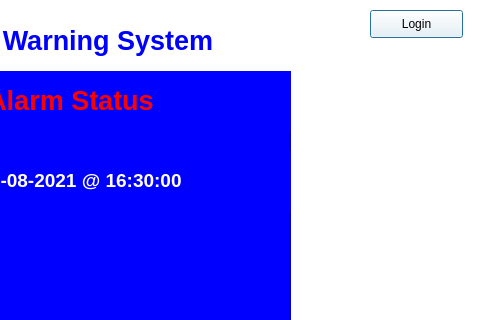
First picture: the form in idleDlg.ui, repository fakhrul/ecoi_tnb_iot, before the edit; both pictures show x 320 to 800 and y 0 to 320 of the 800 by 480 pixel window.
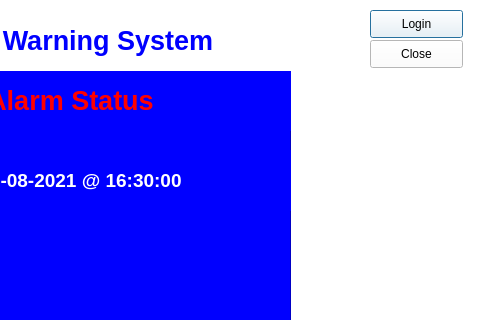
Second picture: the form after the edit. Icons and pictures are not drawn.

Patch:
```diff
--- a/idleDlg.ui
+++ b/idleDlg.ui
@@ -206,6 +206,19 @@
     <string>Network Status: ON</string>
    </property>
   </widget>
+  <widget class="QPushButton" name="pushButtonClose">
+   <property name="geometry">
+    <rect>
+     <x>690</x>
+     <y>40</y>
+     <width>93</width>
+     <height>28</height>
+    </rect>
+   </property>
+   <property name="text">
+    <string>Close</string>
+   </property>
+  </widget>
  </widget>
  <resources>
   <include location="resources.qrc"/>
```
